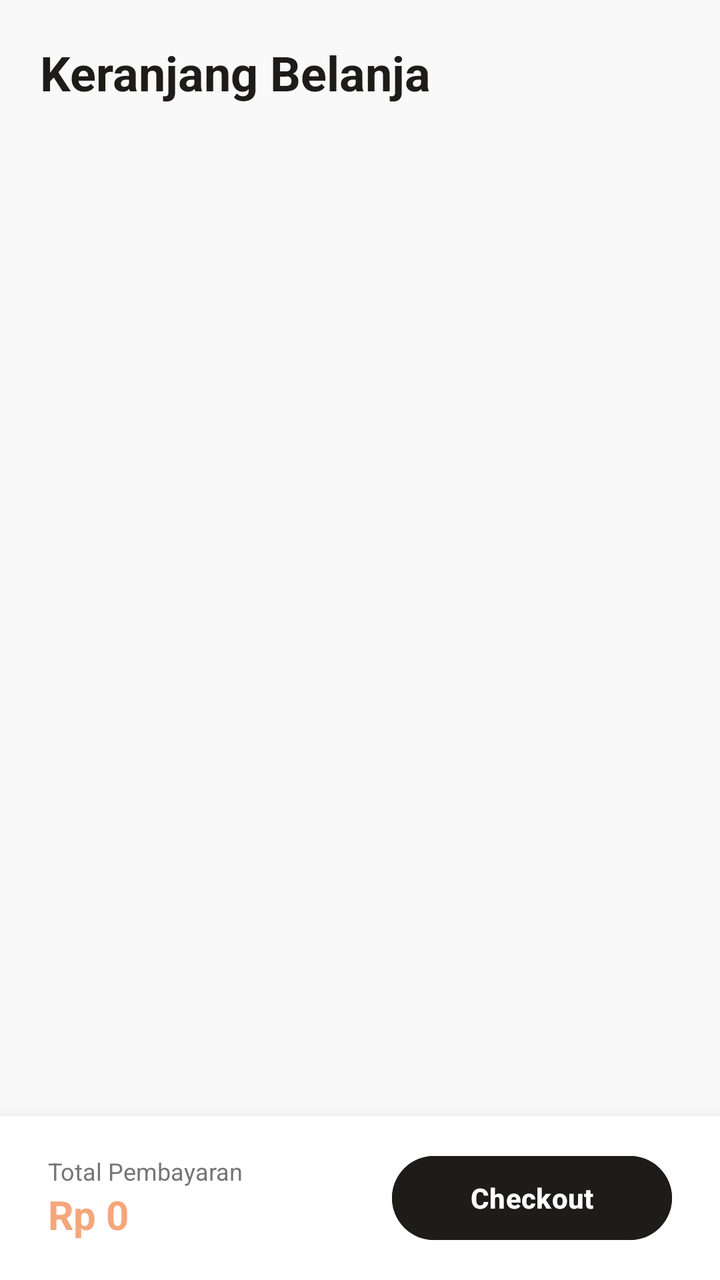
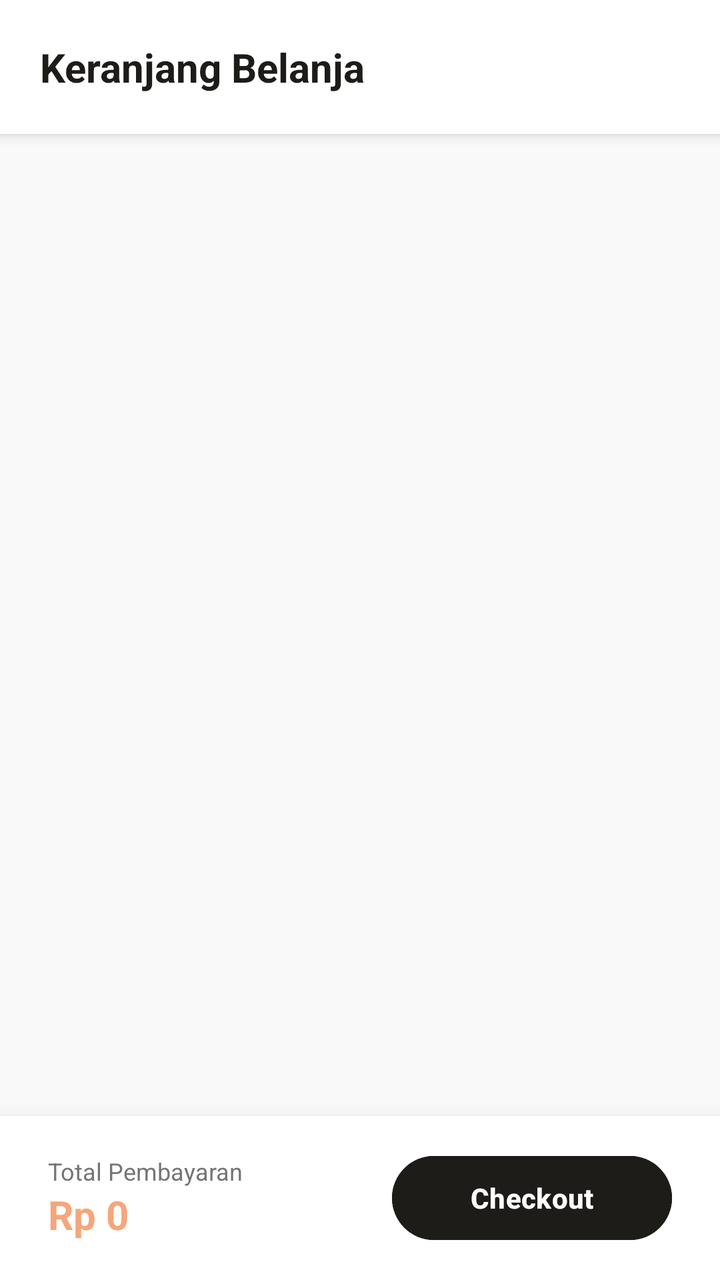

Screens rendered from an Android XML layout before and after an edit, with the pre-edit source and the edit as a unified diff.
<!-- AndroidManifest.xml: application theme Theme.KueWeh -->
<!-- res/layout/fragment_keranjang.xml -->
<?xml version="1.0" encoding="utf-8"?>
<RelativeLayout xmlns:android="http://schemas.android.com/apk/res/android"
    android:layout_width="match_parent"
    android:layout_height="match_parent"
    android:background="#F9F9F9">

    <TextView
        android:id="@+id/tvHeaderKeranjang"
        android:layout_width="match_parent"
        android:layout_height="wrap_content"
        android:padding="20dp"
        android:text="Keranjang Belanja"
        android:textColor="#1E1C18"
        android:textSize="24sp"
        android:textStyle="bold" />

    <androidx.recyclerview.widget.RecyclerView
        android:id="@+id/rvKeranjang"
        android:layout_width="match_parent"
        android:layout_height="match_parent"
        android:layout_above="@id/bottomKeranjangBar"
        android:layout_below="@id/tvHeaderKeranjang"
        android:clipToPadding="false"
        android:paddingHorizontal="16dp" />

    <LinearLayout
        android:id="@+id/bottomKeranjangBar"
        android:layout_width="match_parent"
        android:layout_height="wrap_content"
        android:layout_alignParentBottom="true"
        android:background="#FFFFFF"
        android:elevation="16dp"
        android:gravity="center_vertical"
        android:orientation="horizontal"
        android:paddingHorizontal="24dp"
        android:paddingVertical="16dp">

        <LinearLayout
            android:layout_width="0dp"
            android:layout_height="wrap_content"
            android:layout_weight="1"
            android:orientation="vertical">

            <TextView
                android:layout_width="wrap_content"
                android:layout_height="wrap_content"
                android:text="Total Pembayaran"
                android:textColor="#757575"
                android:textSize="12sp" />

            <TextView
                android:id="@+id/tvTotalHargaKeranjang"
                android:layout_width="wrap_content"
                android:layout_height="wrap_content"
                android:text="Rp 0"
                android:textColor="#F5A67B"
                android:textSize="20sp"
                android:textStyle="bold" />
        </LinearLayout>

        <Button
            android:id="@+id/btnCheckout"
            android:layout_width="140dp"
            android:layout_height="50dp"
            android:backgroundTint="#1E1C18"
            android:text="Checkout"
            android:textColor="#FFFFFF"
            android:textStyle="bold" />
    </LinearLayout>
</RelativeLayout>
<!-- resources referenced by this layout -->
<resources>
  <style name="Theme.KueWeh" parent="Base.Theme.KueWeh" />
  <style name="Base.Theme.KueWeh" parent="Theme.Material3.DayNight.NoActionBar">
          
          
      </style>
</resources>

<!-- the commit's change to res/layout/fragment_keranjang.xml (unified diff, before → after) -->
@@ -4,15 +4,22 @@
     android:layout_height="match_parent"
     android:background="#F9F9F9">
 
-    <TextView
+    <LinearLayout
         android:id="@+id/tvHeaderKeranjang"
         android:layout_width="match_parent"
         android:layout_height="wrap_content"
-        android:padding="20dp"
-        android:text="Keranjang Belanja"
-        android:textColor="#1E1C18"
-        android:textSize="24sp"
-        android:textStyle="bold" />
+        android:background="#FFFFFF"
+        android:elevation="4dp"
+        android:padding="20dp">
+
+        <TextView
+            android:layout_width="wrap_content"
+            android:layout_height="wrap_content"
+            android:text="Keranjang Belanja"
+            android:textColor="#1E1C18"
+            android:textSize="20sp"
+            android:textStyle="bold" />
+    </LinearLayout>
 
     <androidx.recyclerview.widget.RecyclerView
         android:id="@+id/rvKeranjang"
